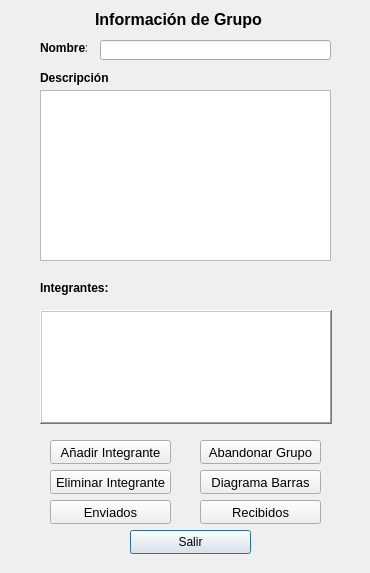
The window that UI_QT/info_grupo.ui (bayronortiz/gruposneo) describes before a commit, drawn with Qt 5.
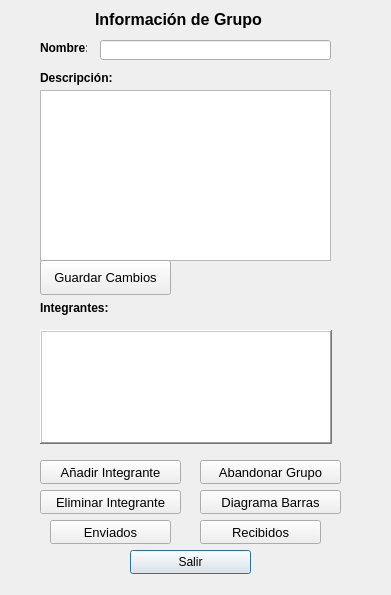
The same window after the commit.

Commit message: Agregando actualizacion grupos

```diff
--- a/UI_QT/info_grupo.ui
+++ b/UI_QT/info_grupo.ui
@@ -6,8 +6,8 @@
    <rect>
     <x>0</x>
     <y>0</y>
-    <width>370</width>
-    <height>573</height>
+    <width>391</width>
+    <height>595</height>
    </rect>
   </property>
   <property name="windowTitle">
@@ -40,7 +40,7 @@
    <property name="geometry">
     <rect>
      <x>130</x>
-     <y>530</y>
+     <y>550</y>
      <width>121</width>
      <height>24</height>
     </rect>
@@ -53,8 +53,8 @@
    <property name="geometry">
     <rect>
      <x>200</x>
-     <y>470</y>
-     <width>121</width>
+     <y>490</y>
+     <width>141</width>
      <height>24</height>
     </rect>
    </property>
@@ -71,7 +71,7 @@
    <property name="geometry">
     <rect>
      <x>50</x>
-     <y>500</y>
+     <y>520</y>
      <width>121</width>
      <height>24</height>
     </rect>
@@ -89,7 +89,7 @@
    <property name="geometry">
     <rect>
      <x>200</x>
-     <y>500</y>
+     <y>520</y>
      <width>121</width>
      <height>24</height>
     </rect>
@@ -106,9 +106,9 @@
   <widget class="QPushButton" name="bteliminarintegrante">
    <property name="geometry">
     <rect>
-     <x>50</x>
-     <y>470</y>
-     <width>121</width>
+     <x>40</x>
+     <y>490</y>
+     <width>141</width>
      <height>24</height>
     </rect>
    </property>
@@ -125,8 +125,8 @@
    <property name="geometry">
     <rect>
      <x>200</x>
-     <y>440</y>
-     <width>121</width>
+     <y>460</y>
+     <width>141</width>
      <height>24</height>
     </rect>
    </property>
@@ -143,8 +143,8 @@
    <property name="geometry">
     <rect>
      <x>40</x>
-     <y>280</y>
-     <width>71</width>
+     <y>300</y>
+     <width>171</width>
      <height>16</height>
     </rect>
    </property>
@@ -162,7 +162,7 @@
    <property name="geometry">
     <rect>
      <x>40</x>
-     <y>310</y>
+     <y>330</y>
      <width>292</width>
      <height>114</height>
     </rect>
@@ -190,9 +190,9 @@
    </property>
    <property name="geometry">
     <rect>
-     <x>50</x>
-     <y>440</y>
-     <width>121</width>
+     <x>40</x>
+     <y>460</y>
+     <width>141</width>
      <height>24</height>
     </rect>
    </property>
@@ -210,7 +210,7 @@
     <rect>
      <x>40</x>
      <y>70</y>
-     <width>68</width>
+     <width>121</width>
      <height>16</height>
     </rect>
    </property>
@@ -275,6 +275,24 @@
     <string>Nombre:</string>
    </property>
   </widget>
+  <widget class="QPushButton" name="btGuardar">
+   <property name="geometry">
+    <rect>
+     <x>40</x>
+     <y>260</y>
+     <width>131</width>
+     <height>35</height>
+    </rect>
+   </property>
+   <property name="font">
+    <font>
+     <pointsize>10</pointsize>
+    </font>
+   </property>
+   <property name="text">
+    <string>Guardar Cambios</string>
+   </property>
+  </widget>
  </widget>
  <resources/>
  <connections>
```
The commit also changes 3 other files.
